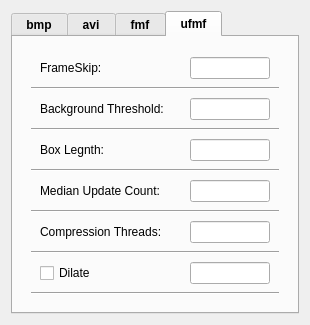
First picture: the form in src/gui/logging_settings_dialog.ui, repository janelia-idf/bias, before the edit.
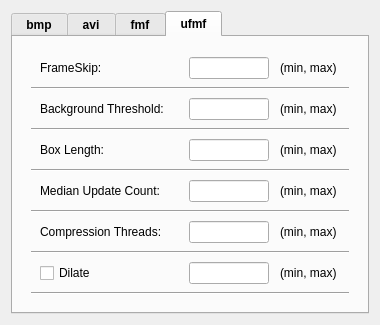
Second picture: the form after the edit. The open tabs and pages were chosen to show the change.

Commit message: Worked on logging settings dialog.

Patch:
```diff
--- a/src/gui/logging_settings_dialog.ui
+++ b/src/gui/logging_settings_dialog.ui
@@ -6,7 +6,7 @@
    <rect>
     <x>0</x>
     <y>0</y>
-    <width>310</width>
+    <width>380</width>
     <height>325</height>
    </rect>
   </property>
@@ -18,13 +18,13 @@
   </property>
   <property name="minimumSize">
    <size>
-    <width>310</width>
+    <width>380</width>
     <height>325</height>
    </size>
   </property>
   <property name="maximumSize">
    <size>
-    <width>310</width>
+    <width>380</width>
     <height>325</height>
    </size>
   </property>
@@ -40,6 +40,9 @@
        <bold>true</bold>
       </font>
      </property>
+     <property name="tabShape">
+      <enum>QTabWidget::Rounded</enum>
+     </property>
      <property name="currentIndex">
       <number>0</number>
      </property>
@@ -544,6 +547,53 @@
                </property>
               </widget>
              </item>
+             <item>
+              <spacer name="horizontalSpacer_3">
+               <property name="orientation">
+                <enum>Qt::Horizontal</enum>
+               </property>
+               <property name="sizeType">
+                <enum>QSizePolicy::Fixed</enum>
+               </property>
+               <property name="sizeHint" stdset="0">
+                <size>
+                 <width>5</width>
+                 <height>20</height>
+                </size>
+               </property>
+              </spacer>
+             </item>
+             <item>
+              <widget class="QLabel" name="ufmfFrameSkipRangeLabelPtr_">
+               <property name="sizePolicy">
+                <sizepolicy hsizetype="Fixed" vsizetype="Preferred">
+                 <horstretch>0</horstretch>
+                 <verstretch>0</verstretch>
+                </sizepolicy>
+               </property>
+               <property name="minimumSize">
+                <size>
+                 <width>60</width>
+                 <height>0</height>
+                </size>
+               </property>
+               <property name="maximumSize">
+                <size>
+                 <width>60</width>
+                 <height>16777215</height>
+                </size>
+               </property>
+               <property name="font">
+                <font>
+                 <weight>50</weight>
+                 <bold>false</bold>
+                </font>
+               </property>
+               <property name="text">
+                <string>(min, max)</string>
+               </property>
+              </widget>
+             </item>
             </layout>
            </widget>
           </item>
@@ -629,6 +679,53 @@
                </property>
               </widget>
              </item>
+             <item>
+              <spacer name="horizontalSpacer_6">
+               <property name="orientation">
+                <enum>Qt::Horizontal</enum>
+               </property>
+               <property name="sizeType">
+                <enum>QSizePolicy::Fixed</enum>
+               </property>
+               <property name="sizeHint" stdset="0">
+                <size>
+                 <width>5</width>
+                 <height>20</height>
+                </size>
+               </property>
+              </spacer>
+             </item>
+             <item>
+              <widget class="QLabel" name="ufmfBackgroundThresholdRangeLabelPtr_">
+               <property name="sizePolicy">
+                <sizepolicy hsizetype="Fixed" vsizetype="Preferred">
+                 <horstretch>0</horstretch>
+                 <verstretch>0</verstretch>
+                </sizepolicy>
+               </property>
+               <property name="minimumSize">
+                <size>
+                 <width>60</width>
+                 <height>0</height>
+                </size>
+               </property>
+               <property name="maximumSize">
+                <size>
+                 <width>60</width>
+                 <height>16777215</height>
+                </size>
+               </property>
+               <property name="font">
+                <font>
+                 <weight>50</weight>
+                 <bold>false</bold>
+                </font>
+               </property>
+               <property name="text">
+                <string>(min, max)</string>
+               </property>
+              </widget>
+             </item>
             </layout>
            </widget>
           </item>
@@ -675,7 +772,7 @@
                 </font>
                </property>
                <property name="text">
-                <string>Box Legnth: </string>
+                <string>Box Length: </string>
                </property>
               </widget>
              </item>
@@ -714,6 +811,53 @@
                </property>
               </widget>
              </item>
+             <item>
+              <spacer name="horizontalSpacer_9">
+               <property name="orientation">
+                <enum>Qt::Horizontal</enum>
+               </property>
+               <property name="sizeType">
+                <enum>QSizePolicy::Fixed</enum>
+               </property>
+               <property name="sizeHint" stdset="0">
+                <size>
+                 <width>5</width>
+                 <height>20</height>
+                </size>
+               </property>
+              </spacer>
+             </item>
+             <item>
+              <widget class="QLabel" name="ufmfBoxLengthRangeLabelPtr_">
+               <property name="sizePolicy">
+                <sizepolicy hsizetype="Fixed" vsizetype="Preferred">
+                 <horstretch>0</horstretch>
+                 <verstretch>0</verstretch>
+                </sizepolicy>
+               </property>
+               <property name="minimumSize">
+                <size>
+                 <width>60</width>
+                 <height>0</height>
+                </size>
+               </property>
+               <property name="maximumSize">
+                <size>
+                 <width>60</width>
+                 <height>16777215</height>
+                </size>
+               </property>
+               <property name="font">
+                <font>
+                 <weight>50</weight>
+                 <bold>false</bold>
+                </font>
+               </property>
+               <property name="text">
+                <string>(min, max)</string>
+               </property>
+              </widget>
+             </item>
             </layout>
            </widget>
           </item>
@@ -799,6 +943,53 @@
                </property>
               </widget>
              </item>
+             <item>
+              <spacer name="horizontalSpacer_10">
+               <property name="orientation">
+                <enum>Qt::Horizontal</enum>
+               </property>
+               <property name="sizeType">
+                <enum>QSizePolicy::Fixed</enum>
+               </property>
+               <property name="sizeHint" stdset="0">
+                <size>
+                 <width>5</width>
+                 <height>20</height>
+                </size>
+               </property>
+              </spacer>
+             </item>
+             <item>
+              <widget class="QLabel" name="ufmfMedianUpdateCountRangeLabelPtr_">
+               <property name="sizePolicy">
+                <sizepolicy hsizetype="Fixed" vsizetype="Preferred">
+                 <horstretch>0</horstretch>
+                 <verstretch>0</verstretch>
+                </sizepolicy>
+               </property>
+               <property name="minimumSize">
+                <size>
+                 <width>60</width>
+                 <height>0</height>
+                </size>
+               </property>
+               <property name="maximumSize">
+                <size>
+                 <width>60</width>
+                 <height>16777215</height>
+                </size>
+               </property>
+               <property name="font">
+                <font>
+                 <weight>50</weight>
+                 <bold>false</bold>
+                </font>
+               </property>
+               <property name="text">
+                <string>(min, max)</string>
+               </property>
+              </widget>
+             </item>
             </layout>
            </widget>
           </item>
@@ -884,6 +1075,53 @@
                </property>
               </widget>
              </item>
+             <item>
+              <spacer name="horizontalSpacer_11">
+               <property name="orientation">
+                <enum>Qt::Horizontal</enum>
+               </property>
+               <property name="sizeType">
+                <enum>QSizePolicy::Fixed</enum>
+               </property>
+               <property name="sizeHint" stdset="0">
+                <size>
+                 <width>5</width>
+                 <height>20</height>
+                </size>
+               </property>
+              </spacer>
+             </item>
+             <item>
+              <widget class="QLabel" name="ufmfCompressionThreadsRangeLabelPtr_">
+               <property name="sizePolicy">
+                <sizepolicy hsizetype="Fixed" vsizetype="Preferred">
+                 <horstretch>0</horstretch>
+                 <verstretch>0</verstretch>
+                </sizepolicy>
+               </property>
+               <property name="minimumSize">
+                <size>
+                 <width>60</width>
+                 <height>0</height>
+                </size>
+               </property>
+               <property name="maximumSize">
+                <size>
+                 <width>60</width>
+                 <height>16777215</height>
+                </size>
+               </property>
+               <property name="font">
+                <font>
+                 <weight>50</weight>
+                 <bold>false</bold>
+                </font>
+               </property>
+               <property name="text">
+                <string>(min, max)</string>
+               </property>
+              </widget>
+             </item>
             </layout>
            </widget>
           </item>
@@ -969,6 +1207,53 @@
                </property>
               </widget>
              </item>
+             <item>
+              <spacer name="horizontalSpacer_12">
+               <property name="orientation">
+                <enum>Qt::Horizontal</enum>
+               </property>
+               <property name="sizeType">
+                <enum>QSizePolicy::Fixed</enum>
+               </property>
+               <property name="sizeHint" stdset="0">
+                <size>
+                 <width>5</width>
+                 <height>20</height>
+                </size>
+               </property>
+              </spacer>
+             </item>
+             <item>
+              <widget class="QLabel" name="ufmfDilateRangeLabelPtr_">
+               <property name="sizePolicy">
+                <sizepolicy hsizetype="Fixed" vsizetype="Preferred">
+                 <horstretch>0</horstretch>
+                 <verstretch>0</verstretch>
+                </sizepolicy>
+               </property>
+               <property name="minimumSize">
+                <size>
+                 <width>60</width>
+                 <height>0</height>
+                </size>
+               </property>
+               <property name="maximumSize">
+                <size>
+                 <width>60</width>
+                 <height>16777215</height>
+                </size>
+               </property>
+               <property name="font">
+                <font>
+                 <weight>50</weight>
+                 <bold>false</bold>
+                </font>
+               </property>
+               <property name="text">
+                <string>(min, max)</string>
+               </property>
+              </widget>
+             </item>
             </layout>
            </widget>
           </item>
```
Left out of the diff: 165 changed lines with no effect on the pictures. The commit also changes 13 other files.
